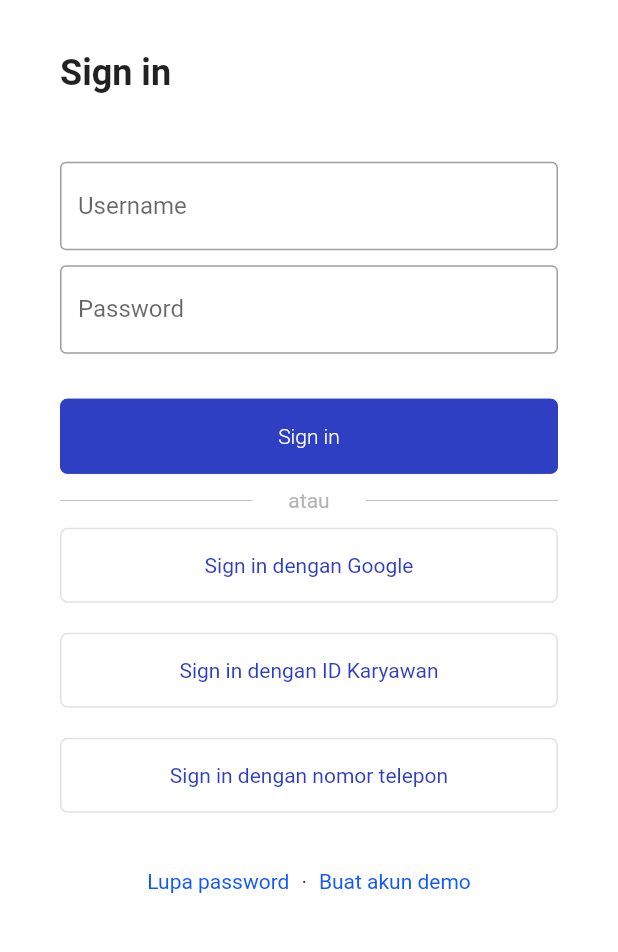
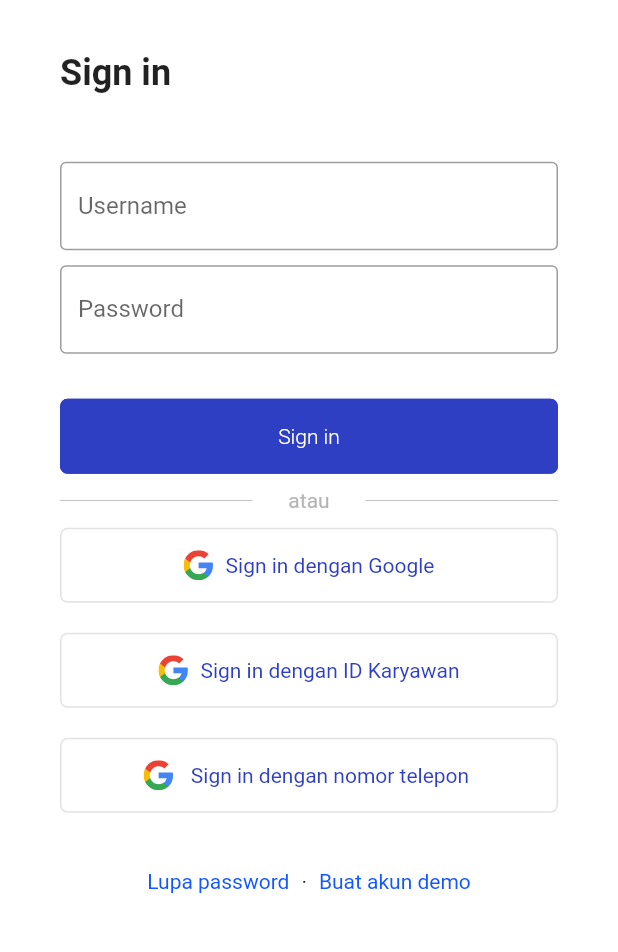
Before and after one commit to aamuzakii/arukari, a Flutter app: the screen it shows after launch, on a phone screen of 412 x 824 dp, the part 178-1130 px from its top. Run offline on Flutter 3.47's test engine with Material 2 defaults, Android fonts, the phone set to English and light mode, and no system bars; our stand-ins replace flutter_svg, google_fonts.

Commit message:
add google icon

```diff
--- a/lib/widgets/button.dart
+++ b/lib/widgets/button.dart
@@ -1,5 +1,6 @@
 import 'package:arukari/helper/constants.dart';
 import 'package:flutter/material.dart';
+import 'package:flutter_svg/flutter_svg.dart';
 
 class ButtonList extends StatelessWidget {
   final List<ButtonConfig> buttons;
@@ -19,14 +20,30 @@ class ButtonList extends StatelessWidget {
               padding: EdgeInsets.zero,
               shape: RoundedRectangleBorder(
                 borderRadius: BorderRadius.circular(5),
-                    side: const BorderSide(color: Color(0xffe2e2e2))),
+                side: const BorderSide(color: Color(0xffe2e2e2)),
+              ),
               minimumSize: const Size(double.infinity, 50),
               backgroundColor: Colors.white,
-                primary: Colors.white),
-            child: Text(
+              primary: Colors.white,
+            ),
+            child: Row(
+              mainAxisAlignment: MainAxisAlignment.center,
+              children: [
+                SvgPicture.asset(
+                  'assets/svg/google.svg',
+                  width: 20,
+                  height: 20,
+                ),
+                const SizedBox(
+                    width: 8), // Adjust the spacing between the icon and text
+                Text(
                   button.label,
                   style: const TextStyle(
-                  color: Constants.darkBlueLogin, fontWeight: FontWeight.w400),
+                    color: Constants.darkBlueLogin,
+                    fontWeight: FontWeight.w400,
+                  ),
+                ),
+              ],
             ),
           ),
         );
--- a/pubspec.yaml
+++ b/pubspec.yaml
@@ -59,6 +59,7 @@ flutter:
     - assets/images/banner-marketplace.png
     - assets/images/people-checking.png
     - assets/svg/colorful.svg
+    - assets/svg/google.svg
 
   # The following line ensures that the Material Icons font is
   # included with your application, so that you can use the icons in
```
Also changed, not shown: assets/svg/google.svg (added). Lines whose indentation alone changed are shown as unchanged.
